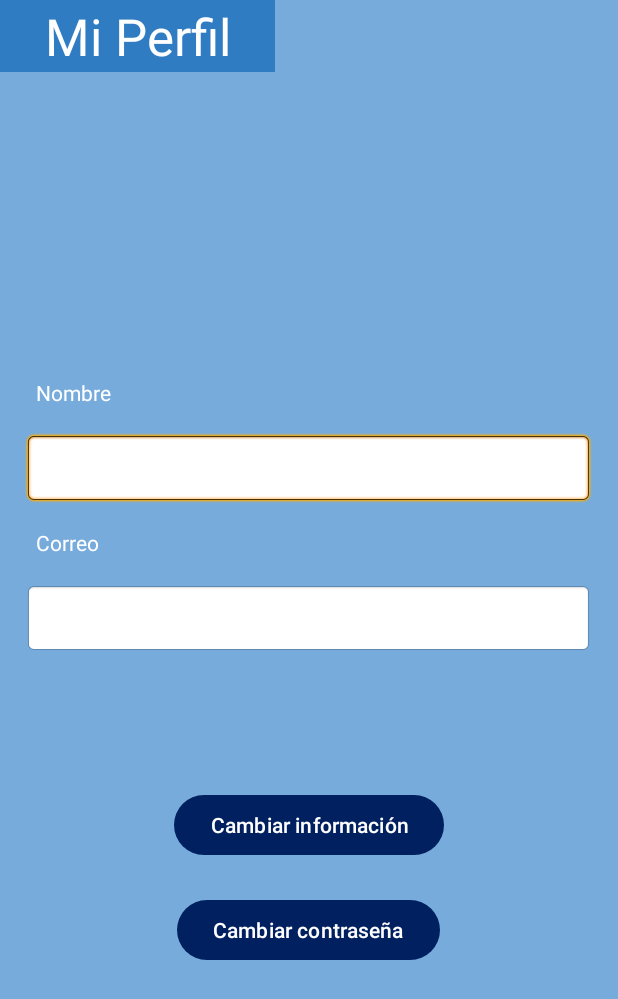
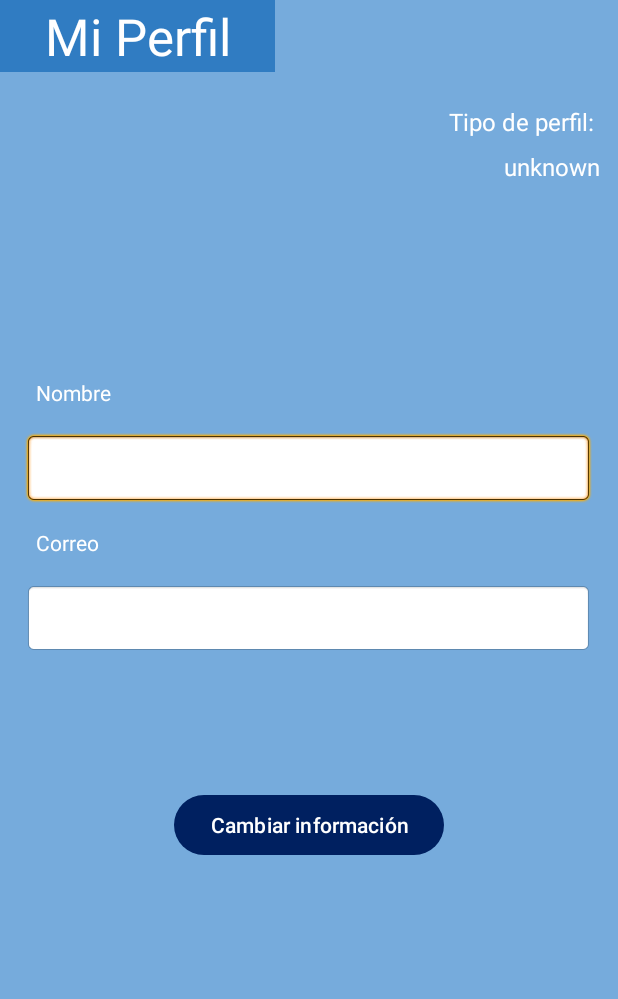
Before and after one commit to AnaPaula202/Connu_App, an Android app: the fragment ProfileFragment shown on its own in the app's theme, on a phone screen of 412 x 824 dp. Shown: the top 999 px of the screen. Run offline under Robolectric (Android 15) with nearby library versions, the phone set to English and light mode, and no system bars; our stand-ins replace Volley; network calls fail; Roboto replaces fonts that are not available here.

Commit message:
muestra info de perfil

```diff
--- a/app/build.gradle.kts
+++ b/app/build.gradle.kts
@@ -41,6 +41,7 @@ android {
 dependencies {
 
     implementation("androidx.core:core-ktx:1.9.0")
+    implementation("com.squareup.picasso:picasso:2.71828")
     implementation("androidx.appcompat:appcompat:1.6.1")
     implementation("com.google.android.material:material:1.10.0")
     implementation("androidx.constraintlayout:constraintlayout:2.1.4")
--- a/app/src/main/java/com/example/connu/Fragments/ProfileFragment.kt
+++ b/app/src/main/java/com/example/connu/Fragments/ProfileFragment.kt
@@ -1,25 +1,94 @@
 package com.example.connu.Fragments
 
+import android.content.Context
 import android.os.Bundle
+import android.util.Log
 import androidx.fragment.app.Fragment
 import android.view.LayoutInflater
 import android.view.View
 import android.view.ViewGroup
+import android.widget.EditText
+import android.widget.TextView
+import android.widget.Toast
+import androidx.recyclerview.widget.LinearLayoutManager
+import androidx.recyclerview.widget.RecyclerView
+import com.android.volley.Request
+import com.android.volley.Response
+import com.android.volley.toolbox.JsonObjectRequest
+import com.android.volley.toolbox.Volley
+import com.example.connu.Post
+import com.example.connu.PostAdapter
 import com.example.connu.R
+import org.json.JSONArray
+import org.json.JSONObject
 
 class ProfileFragment : Fragment() {
 
     override fun onCreate(savedInstanceState: Bundle?) {
         super.onCreate(savedInstanceState)
+
     }
 
     override fun onCreateView(
         inflater: LayoutInflater, container: ViewGroup?,
         savedInstanceState: Bundle?
     ): View? {
+        consultarUser()
         // Inflate the layout for this fragment
         return inflater.inflate(R.layout.fragment_profile, container, false)
     }
 
+    override fun onViewCreated(view: View, savedInstanceState: Bundle?) {
+        super.onViewCreated(view, savedInstanceState)
+
+
+    }
+
+    fun consultarUser() {
+        val sharedPreferences = requireContext().getSharedPreferences("mi_pref", Context.MODE_PRIVATE)
+
+        // Obtener el idUsuario del SharedPreferences
+        val idUsuario = sharedPreferences.getInt("idUsuario", -1)
+
+        val requestQueue = Volley.newRequestQueue(requireActivity())
+
+        // Asegúrate de ajustar la URL según tu entorno y ruta del script
+        val url: String = "http://192.168.1.67/connu/visualizarUsuario.php?idUsuario=$idUsuario"
+
+        val request : JsonObjectRequest = JsonObjectRequest(
+            Request.Method.GET,
+            url,
+            null,
+            Response.Listener { response ->
+                procesarUser(response)
+            },
+            Response.ErrorListener { error ->
+                //Toast.makeText(this, "Error: $error", Toast.LENGTH_SHORT).show()
+            }
+        )
+
+        requestQueue.add(request)
+    }
+
+
+    private fun procesarUser(response: JSONObject?) {
+        if (response != null && response.getBoolean("exito")) {
+            // Obtener datos del usuario desde la respuesta JSON
+            val nombreUsuario = response.getString("nombre")
+            val correoUsuario = response.getString("correo")
+
+
+            val etNombre: EditText = requireView().findViewById(R.id.etNameProfile)
+            val etCorreo: EditText = requireView().findViewById(R.id.etMailProfile)
+
+            etNombre.setText(nombreUsuario)
+            etCorreo.setText(correoUsuario)
+
+        } else {
+
+        }
+    }
+
+
 
 }
--- a/app/src/main/java/com/example/connu/Post.kt
+++ b/app/src/main/java/com/example/connu/Post.kt
@@ -8,4 +8,5 @@ class Post {
     var usermail = ""
     var likes = ""
     var ptype = ""
+    var usersex = 0
 }
--- a/app/src/main/java/com/example/connu/PostViewHolder.kt
+++ b/app/src/main/java/com/example/connu/PostViewHolder.kt
@@ -12,8 +12,8 @@ class PostViewHolder : RecyclerView.ViewHolder {
     lateinit var tvTipoPost : TextView
     lateinit var tvLikes : TextView
     lateinit var ivImagenPost : ImageView
-    lateinit var ivImagenPerfil: ImageView
     lateinit var bLike : ImageView
+    lateinit var tvSex : TextView
 
     lateinit var tvContact : TextView
     constructor(itemView: View) : super(itemView){
@@ -22,8 +22,8 @@ class PostViewHolder : RecyclerView.ViewHolder {
         tvCuerpoPost = itemView.findViewById(R.id.tvPMessage)
         tvTipoPost = itemView.findViewById(R.id.tvPostType)
         tvLikes = itemView.findViewById(R.id.tvLikesAmount)
+        tvSex = itemView.findViewById(R.id.tvSexP)
         ivImagenPost = itemView.findViewById(R.id.ivPImg)
-        ivImagenPerfil = itemView.findViewById(R.id.ivImgPostP)
         bLike = itemView.findViewById(R.id.bLike)
 
         tvContact = itemView.findViewById(R.id.tvPostContact)
--- a/app/src/main/java/com/example/connu/RegisterActivity.kt
+++ b/app/src/main/java/com/example/connu/RegisterActivity.kt
@@ -107,7 +107,7 @@ class RegisterActivity : AppCompatActivity() {
         pass: String,
         sex: Int
     ) {
-        val url = "http://10.200.23.193/connu/registrarUsuario.php";
+        val url = "http://192.168.1.67/connu/registrarUsuario.php";
 
         val requestQueue = Volley.newRequestQueue(this)
         val mapa = mutableMapOf<String, Any?>()
--- a/app/src/main/res/layout/fragment_profile.xml
+++ b/app/src/main/res/layout/fragment_profile.xml
@@ -17,15 +17,6 @@
         android:textColor="@color/white"
         android:textSize="34sp"
         android:layout_gravity="top|start"/>
-
-    <ImageView
-        android:id="@+id/ivProfilePic"
-        android:layout_width="150dp"
-        android:layout_height="150dp"
-        android:layout_gravity="top|end"
-        android:layout_marginTop="16dp"
-        android:layout_marginEnd="16dp"
-        tools:src="@tools:sample/backgrounds/scenic" />
 
     <TextView
         android:id="@+id/tvNameProfile"
@@ -70,14 +61,6 @@
         android:layout_gravity="center_vertical" />
 
     <Button
-        android:id="@+id/bChangePass"
-        android:layout_width="wrap_content"
-        android:layout_height="wrap_content"
-        android:layout_marginBottom="180dp"
-        android:text="@string/change_pass"
-        android:layout_gravity="bottom|center" />
-
-    <Button
         android:id="@+id/bChangeInfo"
         android:layout_width="wrap_content"
         android:layout_height="wrap_content"
@@ -85,4 +68,26 @@
         android:text="@string/change_info"
         android:layout_gravity="bottom|center"/>
 
+    <TextView
+        android:id="@+id/textView2"
+        android:layout_width="wrap_content"
+        android:layout_height="wrap_content"
+        android:layout_gravity="top|right"
+        android:layout_marginTop="70dp"
+        android:layout_marginEnd="12dp"
+        android:text="@string/profile_type"
+        android:textColor="@color/white"
+        android:textSize="16sp" />
+
+    <TextView
+        android:id="@+id/tvPrType"
+        android:layout_width="wrap_content"
+        android:layout_height="wrap_content"
+        android:layout_gravity="top|right"
+        android:layout_marginTop="100dp"
+        android:layout_marginEnd="12dp"
+        android:text="unknown"
+        android:textColor="@color/white"
+        android:textSize="16sp" />
+
 </FrameLayout>
--- a/app/src/main/res/values-night/strings.xml
+++ b/app/src/main/res/values-night/strings.xml
@@ -23,6 +23,9 @@
     <string name="publish">Publicar</string>
     <string name="likes">Likes: </string>
     <string name="contact">Contactar</string>
+    <string name="my_posts">Mis publicaciones</string>
+    <string name="upgrade">Convertirse en Prestador de Servicios</string>
+    <string name="profile_type">"Tipo de perfil: "</string>
 
     <string-array name="gender_options">
         <item>Femenino</item>
--- a/app/src/main/res/values/strings.xml
+++ b/app/src/main/res/values/strings.xml
@@ -68,6 +68,9 @@
     <string name="publish">Publicar</string>
     <string name="likes">Likes: </string>
     <string name="contact">Contactar</string>
+    <string name="my_posts">Mis publicaciones</string>
+    <string name="upgrade">Convertirse en Prestador de Servicios</string>
+    <string name="profile_type">"Tipo de perfil: "</string>
 
     <string-array name="gender_options">
         <item>Femenino</item>
```
Also changed, not shown: app/src/main/java/com/example/connu/Fragments/MainPageFragment.kt (+5 -4 lines), app/src/main/java/com/example/connu/MainActivity.kt (+12 -3 lines), app/src/main/java/com/example/connu/PostAdapter.kt (+12 -15 lines), app/src/main/res/layout/fragment_my_page.xml (+5 -24 lines), app/src/main/res/layout/post_fila.xml (+23 -17 lines).
